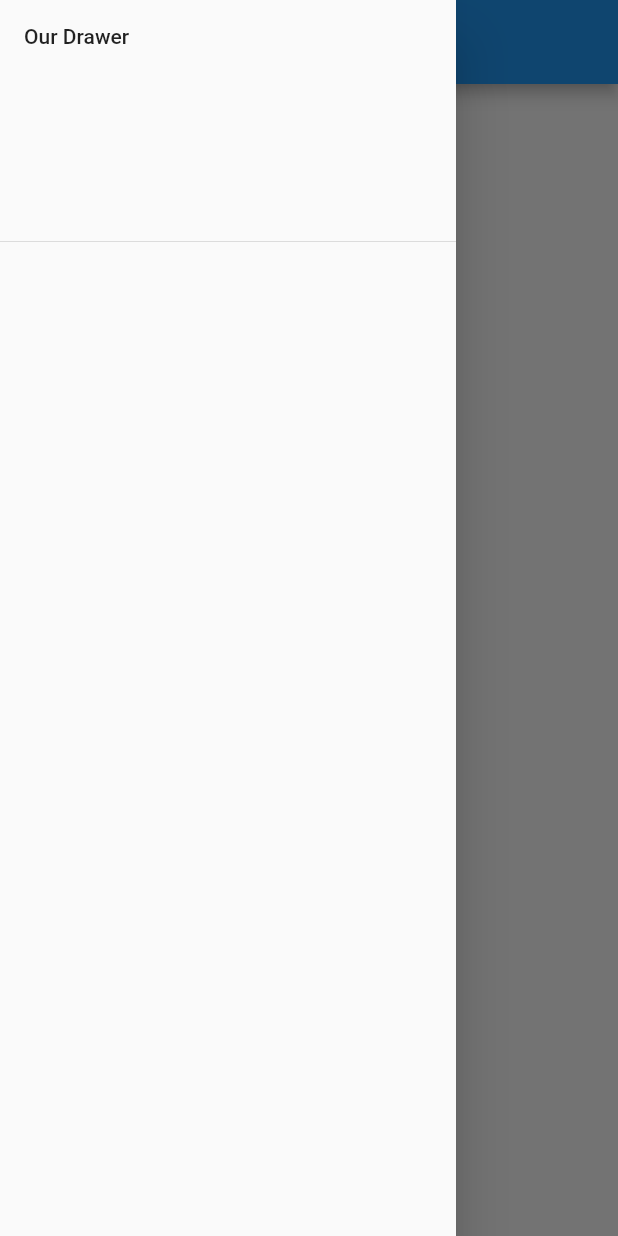
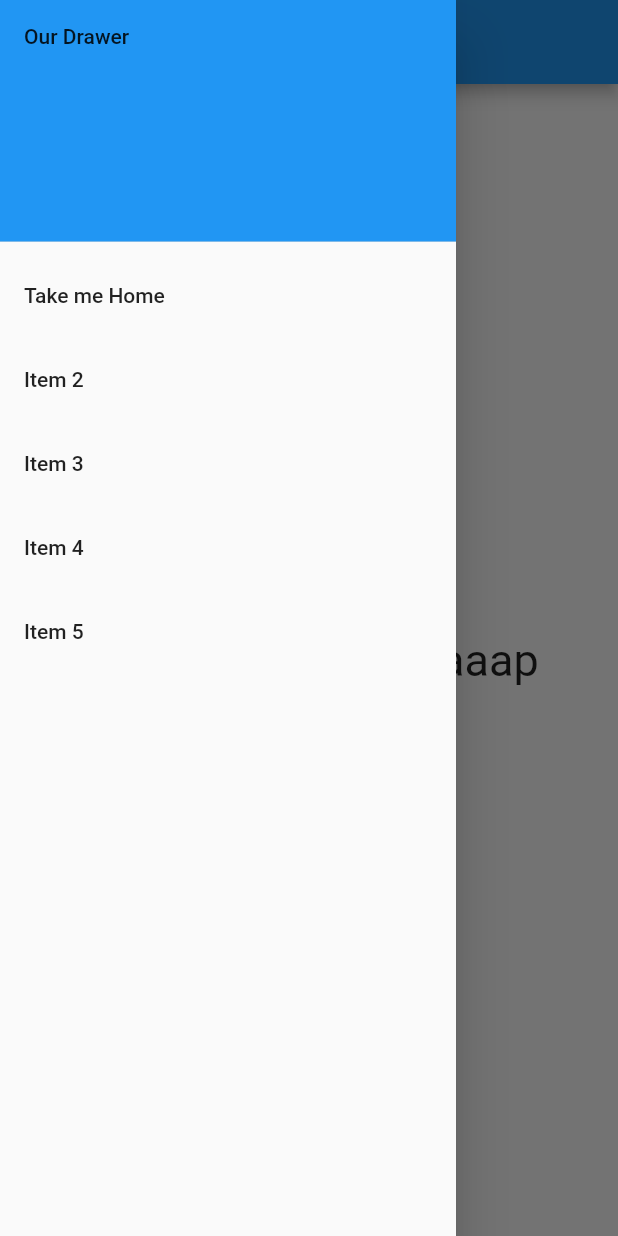
Before and after one commit to ewaldhorn/flutter_code_workshop, a Flutter app: the screen it shows after launch, with the side drawer open, on a phone screen of 412 x 824 dp. Run offline on Flutter 3.47's test engine with Material 2 defaults, Android fonts, the phone set to English and light mode, and no system bars.

Commit message:
Updated icons. Working on the drawer.

```diff
--- /dev/null
+++ b/lib/app_drawer.dart
@@ -0,0 +1,50 @@
+import 'package:flutter/material.dart';
+import 'package:flutter/widgets.dart';
+import 'package:flutter_talk_mar_2019/main.dart';
+
+class AppDrawer extends StatelessWidget {
+  @override
+  Widget build(BuildContext context) {
+    return Drawer(
+        child: ListView(
+      padding: EdgeInsets.zero,
+      children: <Widget>[
+        DrawerHeader(
+          child: Text("Our Drawer"),
+          decoration: BoxDecoration(color: Colors.blue),
+        ),
+        ListTile(
+          title: Text("Take me Home"),
+          onTap: () {
+            Navigator.pop(context);
+            Navigator.push(context,
+                new MaterialPageRoute(builder: (context) => DefaultHomePage()));
+          },
+        ),
+        ListTile(
+            title: Text("Item 2"),
+            onTap: () {
+              Navigator.pop(context);
+            }),
+        ListTile(
+          title: Text("Item 3"),
+          onTap: () {
+            Navigator.pop(context);
+          },
+        ),
+        ListTile(
+          title: Text("Item 4"),
+          onTap: () {
+            Navigator.pop(context);
+          },
+        ),
+        ListTile(
+          title: Text("Item 5"),
+          onTap: () {
+            Navigator.pop(context);
+          },
+        ),
+      ],
+    ));
+  }
+}
--- a/lib/main.dart
+++ b/lib/main.dart
@@ -1,4 +1,5 @@
 import 'package:flutter/material.dart';
+import 'package:flutter_talk_mar_2019/app_drawer.dart';
 
 void main() => runApp(TalkApp());
 
@@ -17,15 +18,23 @@ class DefaultHomePage extends StatelessWidget {
   Widget build(BuildContext context) {
     return Scaffold(
         appBar: AppBar(title: Text('Wow, it\'s an app bar!')),
-        body: Center(child: Text("Boring page")),
-        drawer: Drawer(
-            child: ListView(
-          padding: EdgeInsets.zero,
-          children: <Widget>[
-            DrawerHeader(
-              child: Text("Our Drawer"),
-            )
-          ],
-        )));
+        body: Center(child: SnacksRUs()),
+        drawer: AppDrawer());
   }
 }
+
+class SnacksRUs extends StatelessWidget {
+  @override
+  Widget build(BuildContext context) {
+    return GestureDetector(
+        onLongPress: () {
+          final snacksRUs = SnackBar(content: Text("Ok! Ok!"));
+          Scaffold.of(context).showSnackBar(snacksRUs);
+        },
+        onDoubleTap: () {
+          final snacksRUs = SnackBar(content: Text("Neato! Have a snack!"));
+          Scaffold.of(context).showSnackBar(snacksRUs);
+        },
+        child: Text("Tap tap / Taaaaaaaaap", style: TextStyle(fontSize: 30)));
+  }
+}
```
Also changed, not shown: 17 other files.
